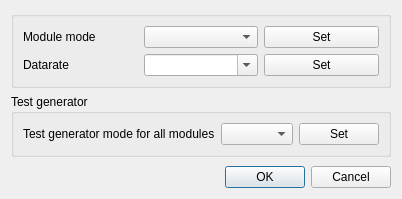
The window that registrationsettingsdialog.ui (stepankuzmin/mole) describes before a commit, drawn with Qt 5.
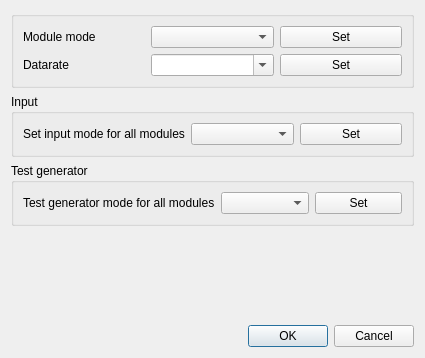
The same window after the commit.

Diff of the .ui file:
```diff
--- a/registrationsettingsdialog.ui
+++ b/registrationsettingsdialog.ui
@@ -9,8 +9,8 @@
    <rect>
     <x>0</x>
     <y>0</y>
-    <width>375</width>
-    <height>199</height>
+    <width>425</width>
+    <height>358</height>
    </rect>
   </property>
   <property name="windowTitle">
@@ -64,6 +64,32 @@
      </layout>
     </widget>
    </item>
+   <item>
+    <widget class="QGroupBox" name="inputGroupBox">
+     <property name="title">
+      <string>Input</string>
+     </property>
+     <layout class="QGridLayout" name="gridLayout_3">
+      <item row="0" column="0">
+       <widget class="QLabel" name="label">
+        <property name="text">
+         <string>Set input mode for all modules</string>
+        </property>
+       </widget>
+      </item>
+      <item row="0" column="1">
+       <widget class="QComboBox" name="inputModeComboBox"/>
+      </item>
+      <item row="0" column="2">
+       <widget class="QPushButton" name="setInputModePushButton">
+        <property name="text">
+         <string>Set</string>
+        </property>
+       </widget>
+      </item>
+     </layout>
+    </widget>
+   </item>
    <item>
     <widget class="QGroupBox" name="testGeneratorGroupBox">
      <property name="title">
```
